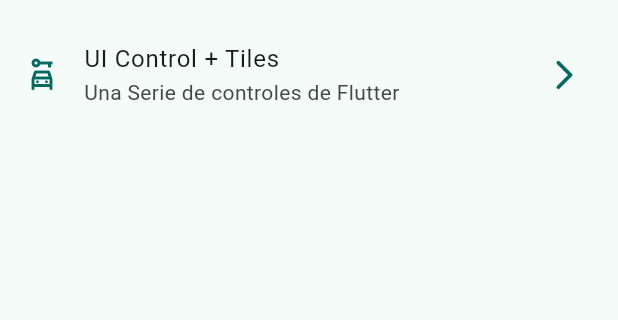
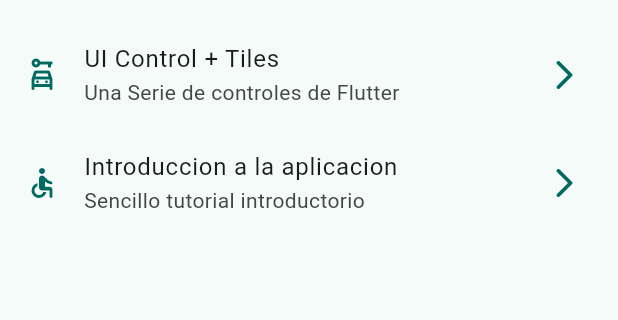
Before and after one commit to Luc47s/widget_app_test, a Flutter app: the screen it shows after launch, on a phone screen of 412 x 824 dp, the part 603-923 px from its top. Run offline on Flutter 3.47's test engine with Material 3 defaults, Android fonts, the phone set to English and light mode, and no system bars; our stand-ins replace go_router.

Commit message:
tutorial screen

```diff
--- a/lib/config/menu/menu_item.dart
+++ b/lib/config/menu/menu_item.dart
@@ -45,4 +45,9 @@ const appMenuItems = <MenuItem>[
       subTitle: 'Una Serie de controles de Flutter',
       link: '/ui-controls',
       icon: Icons.car_rental_outlined),
+  MenuItem(
+      title: 'Introduccion a la aplicacion',
+      subTitle: 'Sencillo tutorial introductorio',
+      link: '/tutorial',
+      icon: Icons.accessible_rounded),
 ];
--- a/lib/config/router/app_router.dart
+++ b/lib/config/router/app_router.dart
@@ -40,5 +40,10 @@ final appRouter = GoRouter(
       name: UiControlsScreen.name,
       builder: (context, state) => const UiControlsScreen(),
     ),
+    GoRoute(
+      path: '/tutorial',
+      name: AppTutorial.name,
+      builder: (context, state) => const AppTutorial(),
+    ),
   ],
 );
--- a/lib/presentation/screen/ui_controls/ui_controls_screen.dart
+++ b/lib/presentation/screen/ui_controls/ui_controls_screen.dart
@@ -11,7 +11,7 @@ class UiControlsScreen extends StatelessWidget {
       appBar: AppBar(
         title: const Text('UI Controls'),
       ),
-      body: _UiControlsView(),
+      body: const _UiControlsView(),
     );
   }
 }
```
